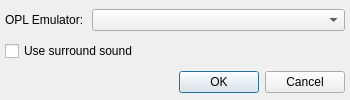
Greedysky/TTKMusicPlayer, file qmmp/src/plugins/Input/zed/adplug/settingsdialog.ui: the form before one commit.
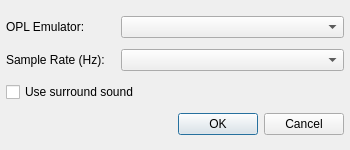
The form after the commit.

Commit message: refactor: Add rate for Adplug[454688]

```diff
--- a/qmmp/src/plugins/Input/zed/adplug/settingsdialog.ui
+++ b/qmmp/src/plugins/Input/zed/adplug/settingsdialog.ui
@@ -7,48 +7,72 @@
     <x>0</x>
     <y>0</y>
     <width>350</width>
-    <height>100</height>
+    <height>150</height>
    </rect>
   </property>
   <property name="minimumSize">
    <size>
     <width>350</width>
-    <height>100</height>
+    <height>150</height>
    </size>
   </property>
   <property name="maximumSize">
    <size>
     <width>350</width>
-    <height>100</height>
+    <height>150</height>
    </size>
   </property>
   <property name="windowTitle">
    <string>AdPlug Plugin Settings</string>
   </property>
-  <widget class="QWidget" name="layoutWidget">
-   <property name="geometry">
-    <rect>
-     <x>5</x>
-     <y>5</y>
-     <width>340</width>
-     <height>95</height>
-    </rect>
-   </property>
    <layout class="QGridLayout" name="gridLayout">
-    <item row="0" column="1" colspan="3">
-     <widget class="QComboBox" name="emulator_combo"/>
-    </item>
-    <item row="2" column="2" colspan="2">
+   <property name="leftMargin">
+    <number>6</number>
+   </property>
+   <property name="rightMargin">
+    <number>6</number>
+   </property>
+   <property name="bottomMargin">
+    <number>6</number>
+   </property>
+   <item row="0" column="0">
+    <widget class="QLabel" name="label_3">
+     <property name="text">
+      <string>OPL Emulator:</string>
+     </property>
+    </widget>
+   </item>
+   <item row="1" column="0">
+    <widget class="QLabel" name="label_2">
+     <property name="text">
+      <string>Sample Rate (Hz):</string>
+     </property>
+    </widget>
+   </item>
+   <item row="1" column="1" colspan="2">
+    <widget class="QComboBox" name="sampleRate">
+     <property name="maximumSize">
+      <size>
+       <width>16777215</width>
+       <height>16777215</height>
+      </size>
+     </property>
+    </widget>
+   </item>
+   <item row="3" column="0" colspan="3">
      <widget class="QDialogButtonBox" name="buttonBox">
-      <property name="orientation">
-       <enum>Qt::Horizontal</enum>
+     <property name="sizePolicy">
+      <sizepolicy hsizetype="Expanding" vsizetype="Fixed">
+       <horstretch>0</horstretch>
+       <verstretch>0</verstretch>
+      </sizepolicy>
       </property>
       <property name="standardButtons">
        <set>QDialogButtonBox::Cancel|QDialogButtonBox::Ok</set>
       </property>
      </widget>
     </item>
-    <item row="1" column="0" colspan="2">
+   <item row="2" column="0" colspan="2">
      <widget class="QCheckBox" name="surround">
       <property name="focusPolicy">
        <enum>Qt::NoFocus</enum>
@@ -56,18 +80,16 @@
       <property name="text">
        <string>Use surround sound</string>
       </property>
-     </widget>
-    </item>
-    <item row="0" column="0">
-     <widget class="QLabel" name="label">
-      <property name="text">
-       <string>OPL Emulator:</string>
+     <property name="checked">
+      <bool>false</bool>
       </property>
      </widget>
     </item>
-   </layout>
-  </widget>
- </widget>
+   <item row="0" column="1" colspan="2">
+    <widget class="QComboBox" name="emulator"/>
+   </item>
+  </layout>
+ </widget>
  <resources/>
  <connections>
   <connection>
```
Left out of the diff: 19 changed lines with no effect on the pictures. Lines whose indentation alone changed are shown as unchanged. The commit also changes 5 other files.
